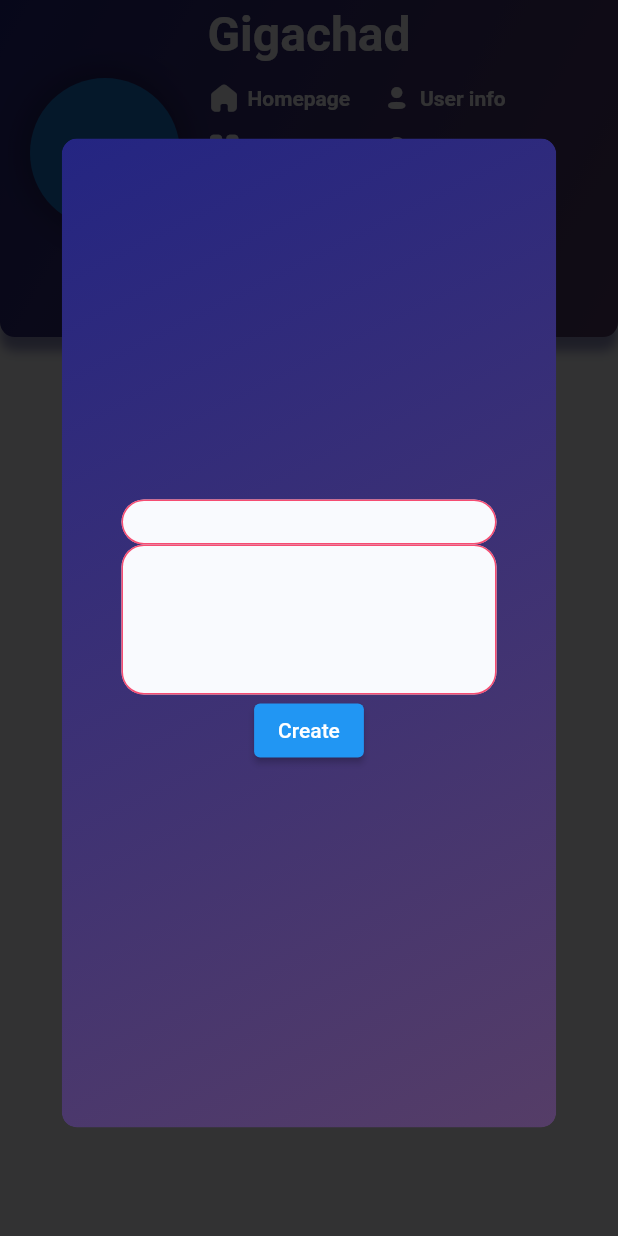
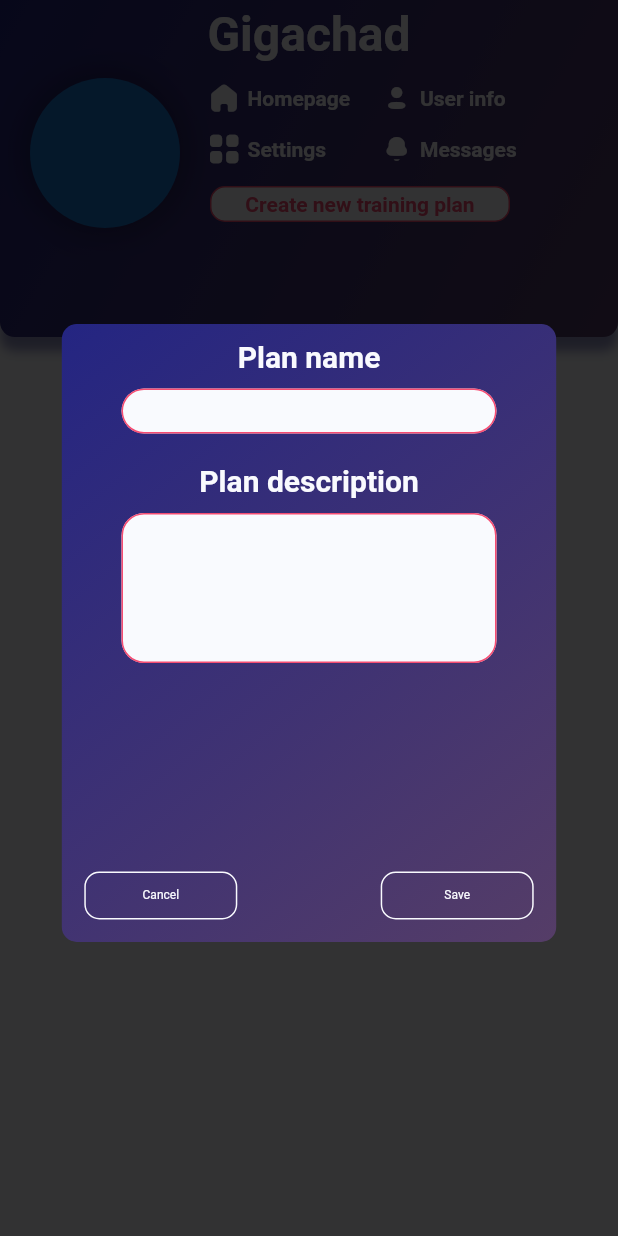
Before and after one commit to marekprochazka/POT-2, a Flutter app: the screen it shows after launch, after a tap on "Create new training plan", on a phone screen of 412 x 824 dp. Run offline on Flutter 3.47's test engine with Material 2 defaults, Android fonts, the phone set to English and light mode, and no system bars; our stand-ins replace cached_network_image, flutter_dotenv, go_router, shared_preferences; network calls fail.

Commit message:
app: TrainingPlan form basic structure, models refactoring

```diff
--- /dev/null
+++ b/app/lib/models/data/base.dart
@@ -0,0 +1,8 @@
+abstract class BaseModel {
+  final String id;
+  final String xCreated;
+  final String xModified;
+  BaseModel({required this.id, required this.xCreated, required this.xModified});
+
+  Future<void> save();
+}
--- a/app/lib/models/data/training_plan.dart
+++ b/app/lib/models/data/training_plan.dart
@@ -1,20 +1,24 @@
+import 'package:app/models/data/base.dart';
 import 'package:app/models/data/training.dart';
 
-class TrainingPlan {
-  final String id;
-  final String planName;
-  final List<TrainingLite> trainings;
-  final String xCreated;
-  final String xModified;
-  final String planImage;
-  final String description;
+class TrainingPlan extends BaseModel {
+  String? planName;
+  String? description;
+  List<TrainingLite>? trainings;
+  String? planImage;
 
   TrainingPlan(
-      {required this.id,
-      required this.planName,
-      required this.trainings,
-      required this.xCreated,
-      required this.xModified,
-      required this.planImage,
-      required this.description});
+      {required String id,
+      this.planName,
+      this.description,
+      this.trainings,
+      this.planImage,
+      required String xCreated,
+      required String xModified})
+      : super(id: id, xCreated: xCreated, xModified: xModified);
+
+  @override
+  Future<void> save() async {
+    print('$planName saved');
+  }
 }
--- a/app/lib/ui/base/base_modal/base_modal.dart
+++ b/app/lib/ui/base/base_modal/base_modal.dart
@@ -13,7 +13,7 @@ class BaseFormModal extends StatelessWidget {
   Widget build(BuildContext context) {
     return WillPopScope(
         child: Padding(
-          padding: const EdgeInsets.only(top:20.0),
+          padding: const EdgeInsets.only(top: 20.0),
           child: Dialog(
             elevation: 0,
             clipBehavior: Clip.antiAlias,
@@ -22,6 +22,8 @@ class BaseFormModal extends StatelessWidget {
               borderRadius: BorderRadius.circular(10),
             ),
             child: SingleChildScrollView(
+              child: Align(
+                alignment: Alignment.topCenter,
                 child: Stack(children: <Widget>[
                   GestureDetector(
                     onTap: () {
@@ -35,12 +37,19 @@ class BaseFormModal extends StatelessWidget {
                         gradient: POTGradients.defaultGradient,
                       ),
                       child: Column(
-                          mainAxisSize: MainAxisSize.min,
-                          mainAxisAlignment: MainAxisAlignment.center,
+                        mainAxisSize: MainAxisSize.max,
+                        mainAxisAlignment: MainAxisAlignment.start,
                         crossAxisAlignment: CrossAxisAlignment.center,
-                          children: <Widget>[child])),
+                        children: <Widget>[
+                          SizedBox(
+                            height: height,
+                            child: child),
+                        ],
+                      ),
+                    ),
                   )
                 ]),
+              ),
             ),
           ),
         ),
--- a/app/lib/ui/base/base_textfield/base_textfield.dart
+++ b/app/lib/ui/base/base_textfield/base_textfield.dart
@@ -8,8 +8,17 @@ class BaseTextField extends StatelessWidget {
   final double height;
   final int lines;
   final bool multiline;
+  final String? Function(String?) onChangedCallback;
 
-  const BaseTextField({Key? key, required this.controller, this.validator, this.lines = 1, required this.width, required this.height, this.multiline = false})
+  const BaseTextField(
+      {Key? key,
+      required this.controller,
+      this.validator,
+      this.lines = 1,
+      required this.width,
+      required this.height,
+      this.multiline = false,
+      required this.onChangedCallback})
       : super(key: key);
 
   @override
@@ -24,10 +33,12 @@ class BaseTextField extends StatelessWidget {
         keyboardType: multiline ? TextInputType.multiline : TextInputType.text,
         decoration: InputDecoration(
           enabledBorder: OutlineInputBorder(
-              borderSide: const BorderSide(color: POTColors.tertiary, width: 1.0),
+              borderSide:
+                  const BorderSide(color: POTColors.tertiary, width: 1.0),
               borderRadius: BorderRadius.circular(15.0)),
           focusedBorder: OutlineInputBorder(
-              borderSide: const BorderSide(color: POTColors.tertiary, width: 1.0),
+              borderSide:
+                  const BorderSide(color: POTColors.tertiary, width: 1.0),
               borderRadius: BorderRadius.circular(15.0)),
           fillColor: POTColors.white,
           filled: true,
@@ -42,6 +53,7 @@ class BaseTextField extends StatelessWidget {
         },
         onChanged: (value) {
           controller.text = value;
+          onChangedCallback(value);
         },
       ),
     );
--- a/app/lib/ui/pages/homepage/components/plan_list_item.dart
+++ b/app/lib/ui/pages/homepage/components/plan_list_item.dart
@@ -20,7 +20,7 @@ class PlanListItem extends StatelessWidget {
           decoration: BoxDecoration(
             image: DecorationImage(
               image: CachedNetworkImageProvider(
-                  getUrlString(trainingPlan.planImage)),
+                  getUrlString(trainingPlan.planImage ?? '')),
               fit: BoxFit.cover,
             ),
             borderRadius: BorderRadius.circular(10),
@@ -29,13 +29,13 @@ class PlanListItem extends StatelessWidget {
             mainAxisAlignment: MainAxisAlignment.spaceAround,
             children: <Widget>[
             Text(
-              trainingPlan.planName,
+              trainingPlan.planName ?? '',
               style: POTTextStyles.dynamicText(
                   36, FontWeight.bold, POTColors.white),
             ),
             Flexible(
               child: Text(
-                trainingPlan.description,
+                trainingPlan.description ?? '',
                 style: POTTextStyles.dynamicText(
                     14, FontWeight.bold, POTColors.white,),
                 overflow: TextOverflow.fade,
--- a/app/lib/ui/pages/training_plan/components/training_plan_header.dart
+++ b/app/lib/ui/pages/training_plan/components/training_plan_header.dart
@@ -26,7 +26,7 @@ class TrainingPlanHeader extends StatelessWidget {
               color: POTColors.primary50, blurRadius: 5, offset: Offset(0, 9))
         ],
         image: DecorationImage(
-          image: CachedNetworkImageProvider(getUrlString(trainingPlan.planImage)),
+          image: CachedNetworkImageProvider(getUrlString(trainingPlan.planImage ?? '')),
           fit: BoxFit.cover,
           )
       ),
@@ -37,7 +37,7 @@ class TrainingPlanHeader extends StatelessWidget {
             padding: const EdgeInsets.only(top: 4.0),
             child: Center(
                 child: Text(
-              trainingPlan.planName,
+              trainingPlan.planName ?? '',
               style: POTTextStyles.navbarTitle,
             )),
           ),
--- a/app/lib/ui/shared/header/components/create_training_plan_form.dart
+++ b/app/lib/ui/shared/header/components/create_training_plan_form.dart
@@ -1,65 +1,109 @@
+import 'package:app/constants.dart';
+import 'package:app/models/data/base.dart';
+import 'package:app/models/data/training_plan.dart';
 import 'package:app/ui/base/base_form/base_form.dart';
 import 'package:app/ui/base/base_textfield/base_textfield.dart';
+import 'package:app/ui/shared/buttons/pot_button.dart';
 import 'package:flutter/material.dart';
 
 class CreateTrainingPlanForm extends BaseForm {
   final GlobalKey<FormState> formKey;
-  const CreateTrainingPlanForm({Key? key, required Widget child, required this.formKey})
-      : super(key: key, child: child, formKeyRoot: formKey);
+  const CreateTrainingPlanForm(
+      {Key? key,
+      required Widget child,
+      required this.formKey,
+      required BaseModel model})
+      : super(key: key, child: child, formKeyRoot: formKey, model: model);
 
   @override
   Future<void> handlePopOut() async {
-    print('CreateTrainingPlanForm handlePopOut');
+    model.save();
   }
 }
 
 class CreateTrainingPlanFormBody extends StatefulWidget {
   final GlobalKey<FormState> formKey;
-  const CreateTrainingPlanFormBody({ Key? key, required this.formKey }) : super(key: key);
+  final TrainingPlan instance;
+  final double height;
+  const CreateTrainingPlanFormBody(
+      {Key? key, required this.formKey, required this.instance, required this.height})
+      : super(key: key);
 
   @override
-  State<CreateTrainingPlanFormBody> createState() => _CreateTrainingPlanFormBodyState();
+  State<CreateTrainingPlanFormBody> createState() =>
+      _CreateTrainingPlanFormBodyState();
 }
 
-class _CreateTrainingPlanFormBodyState extends State<CreateTrainingPlanFormBody> {
+class _CreateTrainingPlanFormBodyState
+    extends State<CreateTrainingPlanFormBody> {
 
   final TextEditingController _planName = TextEditingController();
-  final TextEditingController _planDescription = TextEditingController();
+  final TextEditingController _description = TextEditingController();
 
   Widget _buildPlanNameField() {
-    return BaseTextField(controller: _planName, validator: (value) {
+    return BaseTextField(
+        controller: _planName,
+        validator: (value) {
           if (value?.isEmpty ?? false) {
             return 'Please enter a plan name';
           }
           return null;
-    }, width: 250.0, height:30.0);
+        },
+        width: 250.0,
+        height: 30.0,
+        onChangedCallback: (String? value) {
+          widget.instance.planName = value;
+        },);
   }
 
   Widget _buildPlanDescriptionField() {
-    return BaseTextField(controller: _planDescription, validator: (value) {
+    return BaseTextField(
+        controller: _description,
+        validator: (value) {
           if (value?.isEmpty ?? false) {
             return 'Please enter a plan description';
           }
           return null;
-    }, width: 250.0,height:100.0, lines: 20, multiline: true);
+        },
+        width: 250.0,
+        height: 100.0,
+        lines: 20,
+        multiline: true,
+        onChangedCallback: (String? value) {
+          widget.instance.description = value;
+        });
   }
-
 
   @override
   Widget build(BuildContext context) {
-    return Column(
+    return SizedBox(
+      height: widget.height,
+      child: Column(
         children: <Widget>[
+          const SizedBox(height: 10.0),
+          Text('Plan name', style: POTTextStyles.dynamicText(20, FontWeight.bold, POTColors.white)),
+          const SizedBox(height: 10.0),
           _buildPlanNameField(),
+          const SizedBox(height: 20.0),
+          Text('Plan description', style: POTTextStyles.dynamicText(20, FontWeight.bold, POTColors.white)),
+          const SizedBox(height: 10.0),
           _buildPlanDescriptionField(),
-        ElevatedButton(
-          child: const Text('Create'),
-          onPressed: () async {
-            if (widget.formKey.currentState?.validate() ?? false) {
-              print('CreateTrainingPlanFormBody _buildPlanNameField ${_planName.text}');
-            }
-          },
+          const Spacer(),
+          Padding(
+            padding: const EdgeInsets.all(15.0),
+            child: Row(
+              children: <Widget>[
+                POTButton(width: 100.0, height: 30, text: 'Cancel', callback: () => Navigator.pop(context)),
+                const Spacer(),
+                POTButton(width: 100.0, height: 30, text: 'Save', callback: () {
+                  widget.instance.save();
+                  Navigator.pop(context);
+                }),
+              ],
             ),
+          )
         ],
+      ),
     );
   }
 }
--- a/app/lib/ui/shared/header/components/header_content.dart
+++ b/app/lib/ui/shared/header/components/header_content.dart
@@ -1,4 +1,5 @@
 import 'package:app/constants.dart';
+import 'package:app/models/data/training_plan.dart';
 import 'package:app/models/header_icons.dart';
 import 'package:app/ui/base/base_form/base_form.dart';
 import 'package:app/ui/base/base_modal/base_modal.dart';
@@ -14,6 +15,9 @@ class HeaderContent extends StatelessWidget {
   HeaderContent(this.profilePicture, {Key? key}) : super(key: key);
 
   final GlobalKey<FormState> _formKey = GlobalKey<FormState>();
+
+  final TrainingPlan _trainingPlan =
+      TrainingPlan(id: '1', xCreated: 'jo', xModified: 'jo');
 
   @override
   Widget build(BuildContext context) {
@@ -103,9 +107,14 @@ class HeaderContent extends StatelessWidget {
                           BaseFormModal(
                             child: CreateTrainingPlanForm(
                               formKey: _formKey,
-                              child: CreateTrainingPlanFormBody(formKey: _formKey),
+                              model: _trainingPlan,
+                              child: CreateTrainingPlanFormBody(
+                                  formKey: _formKey,
+                                  instance: _trainingPlan,
+                                  height:
+                                      MediaQuery.of(context).size.height * 0.5),
                             ),
-                            height: MediaQuery.of(context).size.height * 0.8,
+                            height: MediaQuery.of(context).size.height * 0.5,
                           )),
                       red: true,
                       textStyle: POTTextStyles.navbarText__active,
```
Also changed, not shown: app/lib/ui/base/base_form/base_form.dart (+9 -3 lines). Lines whose indentation alone changed are shown as unchanged.
